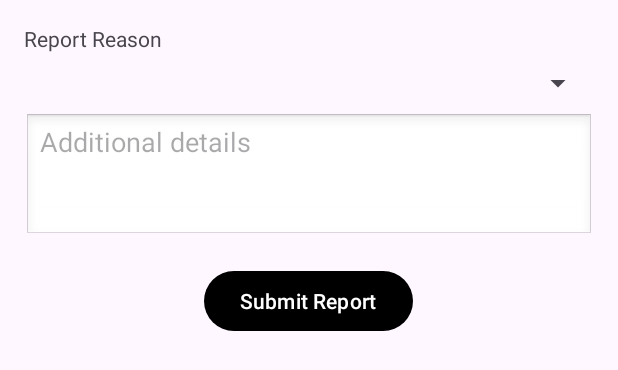
After one commit to DevSnix/Sharity, an Android app: the layout dialog_report_charity.xml on its own in the app's theme, with its tools: preview values and no code run, on a phone screen of 412 x 824 dp. The commit adds this screen. Shown: the top 370 px of the screen. Run offline under Robolectric (Android 15) with nearby library versions, the phone set to English and light mode, and no system bars.

Commit message:
Added the report charity image view button which opens a dialog

```diff
--- /dev/null
+++ b/app/src/main/res/drawable/round_background_report.xml
@@ -0,0 +1,6 @@
+<?xml version="1.0" encoding="utf-8"?>
+<shape xmlns:android="http://schemas.android.com/apk/res/android">
+    <solid android:color="@color/light_orange" />
+    <corners android:radius="50dp" />
+    <stroke android:width="2dp" android:color="@color/black" />
+</shape>
--- /dev/null
+++ b/app/src/main/res/layout/dialog_report_charity.xml
@@ -0,0 +1,36 @@
+<?xml version="1.0" encoding="utf-8"?>
+<LinearLayout xmlns:android="http://schemas.android.com/apk/res/android"
+    android:layout_width="match_parent"
+    android:layout_height="wrap_content"
+    android:orientation="vertical"
+    android:padding="16dp">
+
+    <TextView
+        android:layout_width="wrap_content"
+        android:layout_height="wrap_content"
+        android:text="Report Reason" />
+
+    <Spinner
+        android:id="@+id/spinnerReportReason"
+        android:layout_width="match_parent"
+        android:layout_height="wrap_content"
+        android:layout_marginTop="8dp" />
+
+    <EditText
+        android:id="@+id/editTextReportDetails"
+        android:layout_width="match_parent"
+        android:layout_height="wrap_content"
+        android:layout_marginTop="8dp"
+        android:hint="Additional details"
+        android:minLines="3"
+        android:gravity="top"
+        android:background="@android:drawable/edit_text" />
+
+    <Button
+        android:id="@+id/buttonSubmitReport"
+        android:layout_width="wrap_content"
+        android:layout_height="wrap_content"
+        android:layout_gravity="center"
+        android:layout_marginTop="16dp"
+        android:text="Submit Report" />
+</LinearLayout>
--- a/app/src/main/res/values/colors.xml
+++ b/app/src/main/res/values/colors.xml
@@ -35,5 +35,6 @@
     <color name="unselectedFragment">#37474F</color>
     <color name="orange300">#FFB74D</color>
     <color name="orange200">#FFCC80</color>
+    <color name="gray600">#757575</color>
 
 </resources>
```
Also changed, not shown: app/src/main/java/com/test/sharity/CharityProfileActivity.java (+72 -2 lines), app/src/main/res/layout/activity_charity_profile.xml (+14 -0 lines), app/src/main/res/values/strings.xml (+8 -0 lines), app/src/main/res/drawable/circle_shape_profile.xml (renamed from app/src/main/res/drawable/circle_shape.xml), app/src/main/res/drawable/ic_report.png (added).
